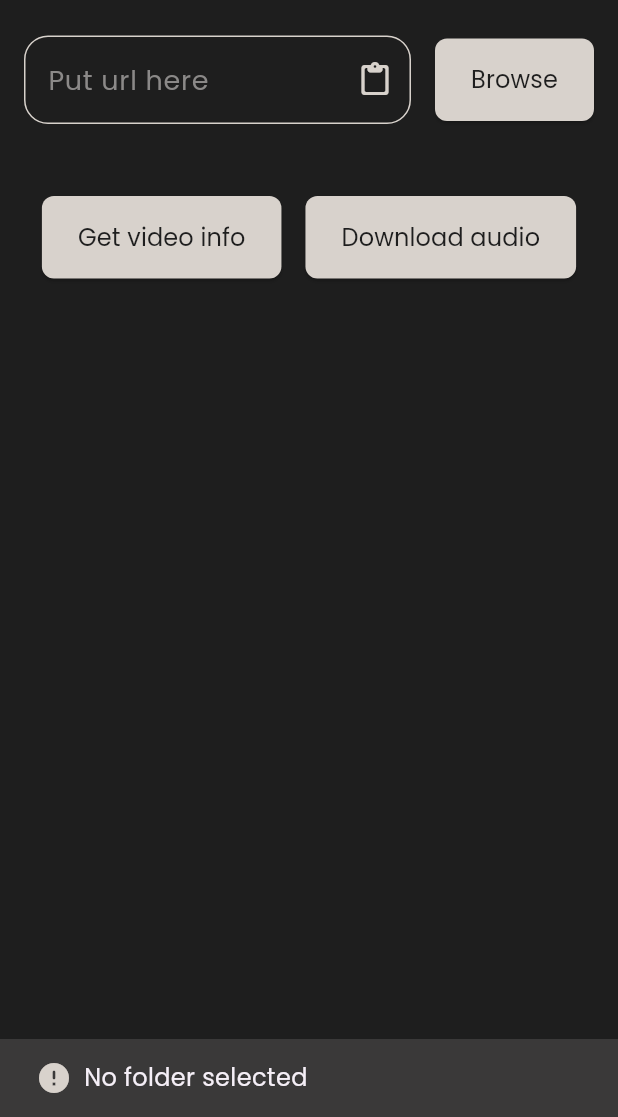
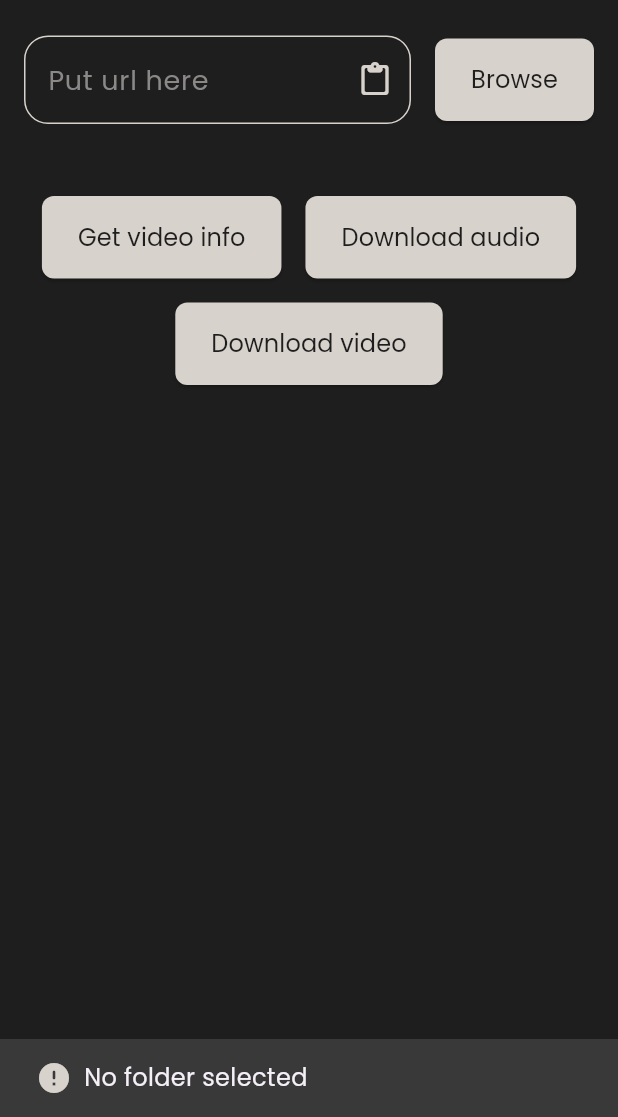
Before and after one commit to MuhamedUssama/Grabber, a Flutter app: the screen it shows after launch, after a tap on "Browse", on a phone screen of 412 x 824 dp, the part 119-1236 px from its top. Run offline on Flutter 3.47's test engine with Material 3 defaults, Android fonts, the phone set to English and light mode, and no system bars; our stand-ins replace connectivity_plus, dartz, dio, equatable, file_picker, flutter_bloc and 6 more; generated files the repository leaves out were written again.

Commit message:
Finished download video feature

```diff
--- a/lib/core/network/network_module.dart
+++ b/lib/core/network/network_module.dart
@@ -9,8 +9,8 @@ abstract class NetworkModule {
   Dio provideDio() {
     Dio dio = Dio();
 
-    dio.options.connectTimeout = const Duration(seconds: 60);
-    dio.options.receiveTimeout = const Duration(seconds: 60);
+    dio.options.connectTimeout = const Duration(days: 1);
+    dio.options.receiveTimeout = const Duration(days: 1);
     dio.interceptors.add(getIt<PrettyDioLogger>());
 
     return dio;
--- a/lib/features/home/presentation/view/home_screen.dart
+++ b/lib/features/home/presentation/view/home_screen.dart
@@ -61,6 +61,14 @@ class HomeScreen extends StatelessWidget {
             Icons.check_circle_outline_rounded,
             'Audio downloaded successfully in ${context.read<HomeScreenViewModel>().path}',
           );
+        } else if (state is DownloadVideoSuccessState) {
+          SnakBarUtils.showSnakbar(
+            context,
+            Icons.check_circle_outline_rounded,
+            'Video downloaded successfully in ${context.read<HomeScreenViewModel>().path}',
+          );
+        } else if (state is GetDownloadsDirectoryFailureState) {
+          SnakBarUtils.showSnakbar(context, Icons.error_rounded, state.error);
         }
       },
       child: Scaffold(
@@ -126,6 +134,16 @@ class HomeScreen extends StatelessWidget {
                       style: textTheme.labelLarge,
                     ),
                   ),
+
+                  ElevatedButton(
+                    onPressed: () {
+                      context.read<HomeScreenViewModel>().downloadVideo();
+                    },
+                    child: Text(
+                      locale.downloadVideo,
+                      style: textTheme.labelLarge,
+                    ),
+                  ),
                 ],
               ),
               ResolutionSection(),
--- a/lib/features/home/presentation/view_model/home_screen_states.dart
+++ b/lib/features/home/presentation/view_model/home_screen_states.dart
@@ -75,3 +75,8 @@ final class DownloadVideoWithoutAudioFailureState extends HomeScreenStates {
   final String? error;
   DownloadVideoWithoutAudioFailureState(this.error);
 }
+
+final class GetDownloadsDirectoryFailureState extends HomeScreenStates {
+  final String error;
+  GetDownloadsDirectoryFailureState(this.error);
+}
--- a/lib/features/home/presentation/widgets/download_builder_widget.dart
+++ b/lib/features/home/presentation/widgets/download_builder_widget.dart
@@ -10,25 +10,31 @@ class DownloadBuilderWidget extends StatelessWidget {
 
   @override
   Widget build(BuildContext context) {
-    // final TextTheme textTheme = Theme.of(context).textTheme;
-
     return BlocBuilder<HomeScreenViewModel, HomeScreenStates>(
       buildWhen:
           (previous, current) =>
               current is DownloadAudioLoadingState ||
-              current is DownloadAudioSuccessState,
+              current is DownloadAudioSuccessState ||
+              current is DownloadVideoLoadingState ||
+              current is DownloadVideoSuccessState,
+
       builder: (context, state) {
-        if (state is DownloadAudioLoadingState) {
+        if (state is DownloadAudioLoadingState ||
+            state is DownloadVideoLoadingState) {
           return Expanded(
             child: LottieBuilder.asset(AppAnimations.dynamicLoading),
           );
-        } else if (state is DownloadAudioSuccessState) {
-          return Visibility(
+        } else if (state is DownloadAudioSuccessState ||
+            state is DownloadVideoSuccessState) {
+          return const Visibility(
             visible: false,
-            child: const SizedBox(height: 0, width: 0),
+            child: SizedBox(height: 0, width: 0),
           );
         } else {
-          return const SizedBox(height: 0, width: 0);
+          return const Visibility(
+            visible: false,
+            child: SizedBox(height: 0, width: 0),
+          );
         }
       },
     );
```
Also changed, not shown: lib/features/home/presentation/view_model/home_screen_view_model.dart (+73 -24 lines).
